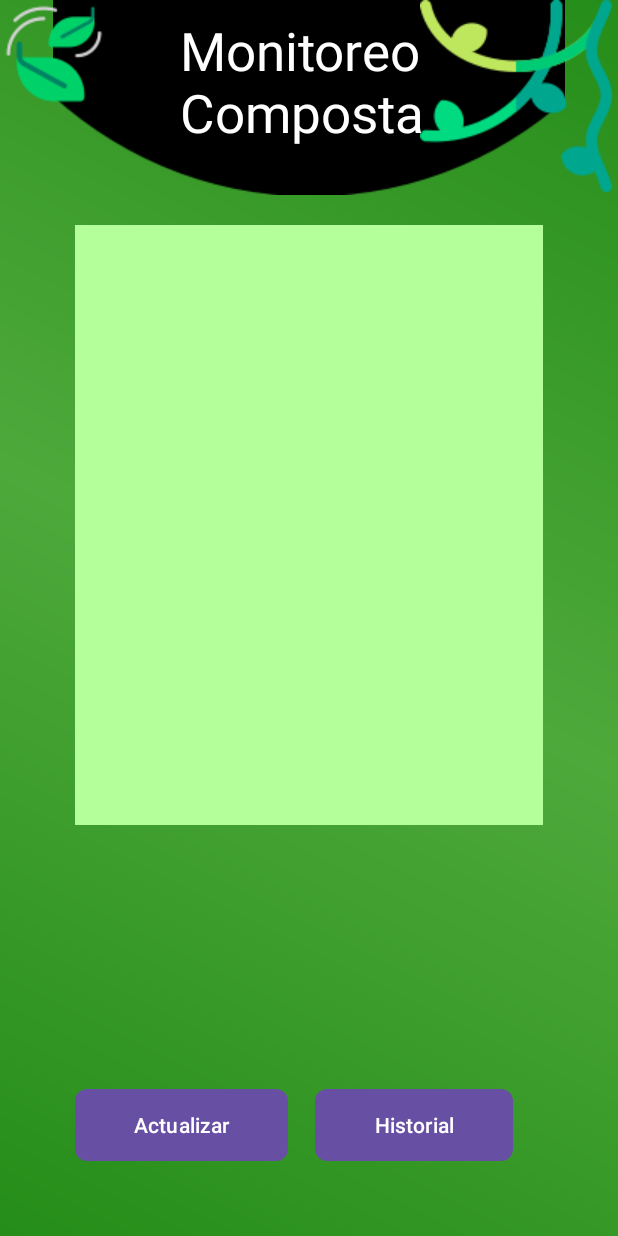
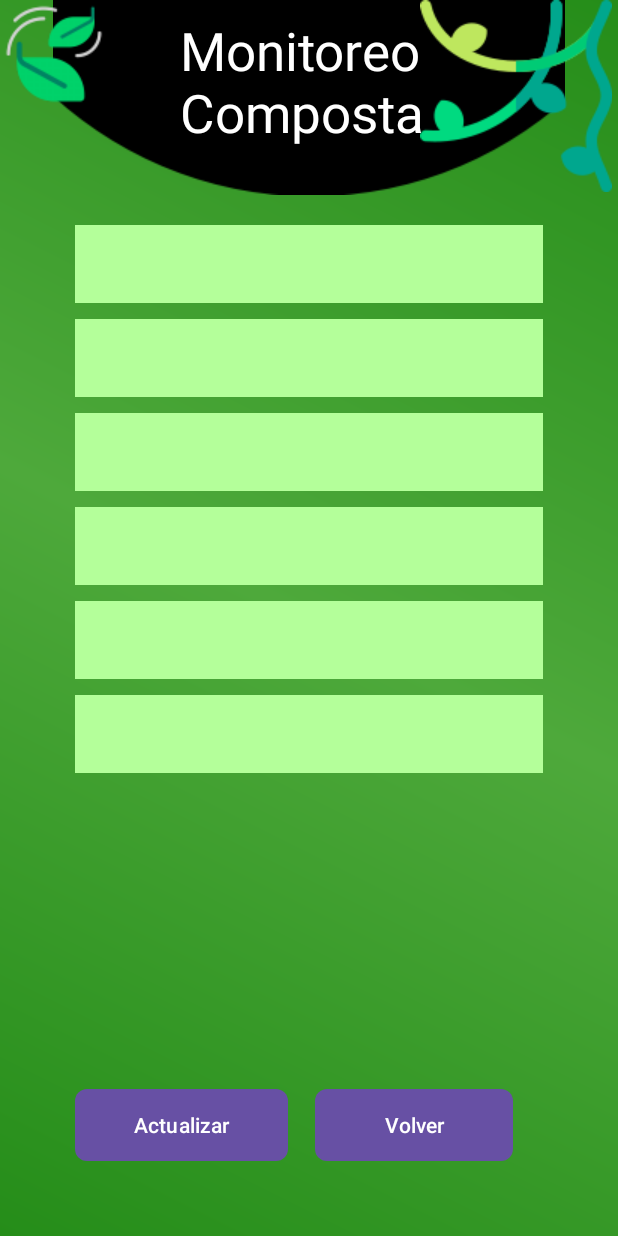
Before and after one commit to jfaundez07/Proyecto_TallerComputacion, an Android app: the screen it shows after launch (MainActivity), on a phone screen of 412 x 824 dp. Run offline under Robolectric (Android 15) with nearby library versions, the phone set to English and light mode, and no system bars; 1 statement that could not run was skipped.

Commit message:
ventana historial

```diff
--- a/app/src/main/java/com/example/proyectoapp2/MainActivity.kt
+++ b/app/src/main/java/com/example/proyectoapp2/MainActivity.kt
@@ -66,10 +66,6 @@ class MainActivity : AppCompatActivity() {
                         tvResultado.text = "Error al analizar la respuesta del servidor"
                     }
                 }
-
-
-
-
             }
         })
     }
--- a/app/src/main/res/layout/activity_main.xml
+++ b/app/src/main/res/layout/activity_main.xml
@@ -7,36 +7,157 @@
     android:background="@drawable/background"
     tools:context=".MainActivity">
 
+    <TextView
+        android:id="@+id/tvResultado2"
+        android:layout_width="321dp"
+        android:layout_height="52dp"
+        android:layout_marginStart="50dp"
+        android:layout_marginTop="150dp"
+        android:layout_marginEnd="50dp"
+        android:layout_marginBottom="50dp"
+        android:background="#b4ff9a"
+        android:gravity="center"
+        android:radius="1000dp"
+        android:textColor="@color/black"
+        android:textSize="24dp"
+        app:layout_constraintBottom_toTopOf="@+id/textView"
+        app:layout_constraintEnd_toEndOf="parent"
+        app:layout_constraintStart_toStartOf="parent"
+        app:layout_constraintTop_toTopOf="parent"
+        tools:ignore="UnknownId" />
+
     <Button
-        android:id                          ="@+id/btnActualizar"
-        android:layout_width                ="match_parent"
-        android:layout_height               ="wrap_content"
-        android:layout_alignParentBottom    ="true"
-        android:layout_marginStart          ="50dp"
-        android:layout_marginTop            ="100dp"
-        android:layout_marginEnd            ="220dp"
-        android:layout_marginBottom         ="50dp"
-        android:background                  ="@drawable/boton"
-        android:text                        ="Actualizar" />
+        android:id="@+id/btnActualizar"
+        android:layout_width="match_parent"
+        android:layout_height="wrap_content"
+        android:layout_alignParentBottom="true"
+        android:layout_marginStart="50dp"
+        android:layout_marginTop="100dp"
+        android:layout_marginEnd="220dp"
+        android:layout_marginBottom="50dp"
+        android:background="@drawable/boton"
+        android:text="Actualizar" />
 
     <TextView
-        android:id                          ="@+id/tvResultado"
-        android:layout_width                ="500dp"
-        android:layout_height               ="400dp"
-        android:layout_marginStart          ="50dp"
-        android:layout_marginTop            ="150dp"
-        android:layout_marginEnd            ="50dp"
-        android:layout_marginBottom         ="50dp"
-        android:background                  ="#b4ff9a"
-        android:gravity                     ="center"
-        android:textColor                   ="@color/black"
-        android:textSize                    ="24dp"
-        android:radius                      ="1000dp"
-        app:layout_constraintTop_toTopOf    ="parent"
+        android:id="@+id/Dato1"
+        android:layout_width="321dp"
+        android:layout_height="52dp"
+        android:layout_marginStart="50dp"
+        android:layout_marginTop="150dp"
+        android:layout_marginEnd="50dp"
+        android:layout_marginBottom="5dp"
+        android:background="#b4ff9a"
+        android:gravity="center"
+        android:radius="1000dp"
+        android:textColor="@color/black"
+        android:textSize="24dp"
+        app:layout_constraintBottom_toTopOf="@+id/textView"
+        app:layout_constraintEnd_toEndOf="parent"
         app:layout_constraintStart_toStartOf="parent"
-        app:layout_constraintEnd_toEndOf    ="parent"
-        app:layout_constraintBottom_toTopOf ="@+id/textView"
-        tools:ignore                        ="UnknownId" />
+        app:layout_constraintTop_toTopOf="parent"
+        tools:ignore="UnknownId" />
+
+
+
+    <TextView
+        android:id="@+id/dato2"
+        android:layout_width="321dp"
+        android:layout_height="52dp"
+        android:layout_marginStart="50dp"
+        android:layout_marginTop="5dp"
+        android:layout_marginEnd="50dp"
+        android:layout_marginBottom="5dp"
+        android:background="#b4ff9a"
+        android:gravity="center"
+        android:radius="1000dp"
+        android:textColor="@color/black"
+        android:textSize="24dp"
+        android:layout_below="@id/Dato1"
+        app:layout_constraintBottom_toTopOf="parent"
+        app:layout_constraintEnd_toEndOf="parent"
+        app:layout_constraintStart_toStartOf="parent"
+        app:layout_constraintTop_toTopOf="parent"
+        tools:ignore="UnknownId" />
+
+    <TextView
+        android:id="@+id/dato3"
+        android:layout_width="321dp"
+        android:layout_height="52dp"
+        android:layout_marginStart="50dp"
+        android:layout_marginTop="5dp"
+        android:layout_marginEnd="50dp"
+        android:layout_marginBottom="5dp"
+        android:background="#b4ff9a"
+        android:gravity="center"
+        android:radius="1000dp"
+        android:textColor="@color/black"
+        android:textSize="24dp"
+        android:layout_below="@id/dato2"
+        app:layout_constraintBottom_toTopOf="parent"
+        app:layout_constraintEnd_toEndOf="parent"
+        app:layout_constraintStart_toStartOf="parent"
+        app:layout_constraintTop_toTopOf="parent"
+        tools:ignore="UnknownId" />
+
+    <TextView
+        android:id="@+id/dato4"
+        android:layout_width="321dp"
+        android:layout_height="52dp"
+        android:layout_marginStart="50dp"
+        android:layout_marginTop="5dp"
+        android:layout_marginEnd="50dp"
+        android:layout_marginBottom="5dp"
+        android:background="#b4ff9a"
+        android:gravity="center"
+        android:radius="1000dp"
+        android:textColor="@color/black"
+        android:textSize="24dp"
+        android:layout_below="@id/dato3"
+        app:layout_constraintBottom_toTopOf="parent"
+        app:layout_constraintEnd_toEndOf="parent"
+        app:layout_constraintStart_toStartOf="parent"
+        app:layout_constraintTop_toTopOf="parent"
+        tools:ignore="UnknownId" />
+
+    <TextView
+        android:id="@+id/dato5"
+        android:layout_width="321dp"
+        android:layout_height="52dp"
+        android:layout_marginStart="50dp"
+        android:layout_marginTop="5dp"
+        android:layout_marginEnd="50dp"
+        android:layout_marginBottom="5dp"
+        android:background="#b4ff9a"
+        android:gravity="center"
+        android:radius="1000dp"
+        android:textColor="@color/black"
+        android:textSize="24dp"
+        android:layout_below="@id/dato4"
+        app:layout_constraintBottom_toTopOf="parent"
+        app:layout_constraintEnd_toEndOf="parent"
+        app:layout_constraintStart_toStartOf="parent"
+        app:layout_constraintTop_toTopOf="parent"
+        tools:ignore="UnknownId" />
+
+    <TextView
+        android:id="@+id/dato6"
+        android:layout_width="321dp"
+        android:layout_height="52dp"
+        android:layout_marginStart="50dp"
+        android:layout_marginTop="5dp"
+        android:layout_marginEnd="50dp"
+        android:layout_marginBottom="5dp"
+        android:background="#b4ff9a"
+        android:gravity="center"
+        android:radius="1000dp"
+        android:textColor="@color/black"
+        android:textSize="24dp"
+        android:layout_below="@id/dato5"
+        app:layout_constraintBottom_toTopOf="parent"
+        app:layout_constraintEnd_toEndOf="parent"
+        app:layout_constraintStart_toStartOf="parent"
+        app:layout_constraintTop_toTopOf="parent"
+        tools:ignore="UnknownId" />
 
     <ImageView
         android:id                          ="@+id/imgCirculoSuperior"
@@ -65,14 +186,14 @@
         android:textSize                    ="35dp" />
 
     <Button
-        android:id                          ="@+id/btnHistorial"
+        android:id                          ="@+id/volverBtn"
         android:layout_width                ="match_parent"
         android:layout_height               ="wrap_content"
         android:layout_marginStart          ="210dp"
         android:layout_marginEnd            ="70dp"
         android:layout_marginTop            ="100dp"
         android:layout_marginBottom         ="50dp"
-        android:text                        ="Historial"
+        android:text                        ="Volver"
         android:background                  ="@drawable/boton"
         android:layout_alignParentBottom    ="true"/>
 
```
